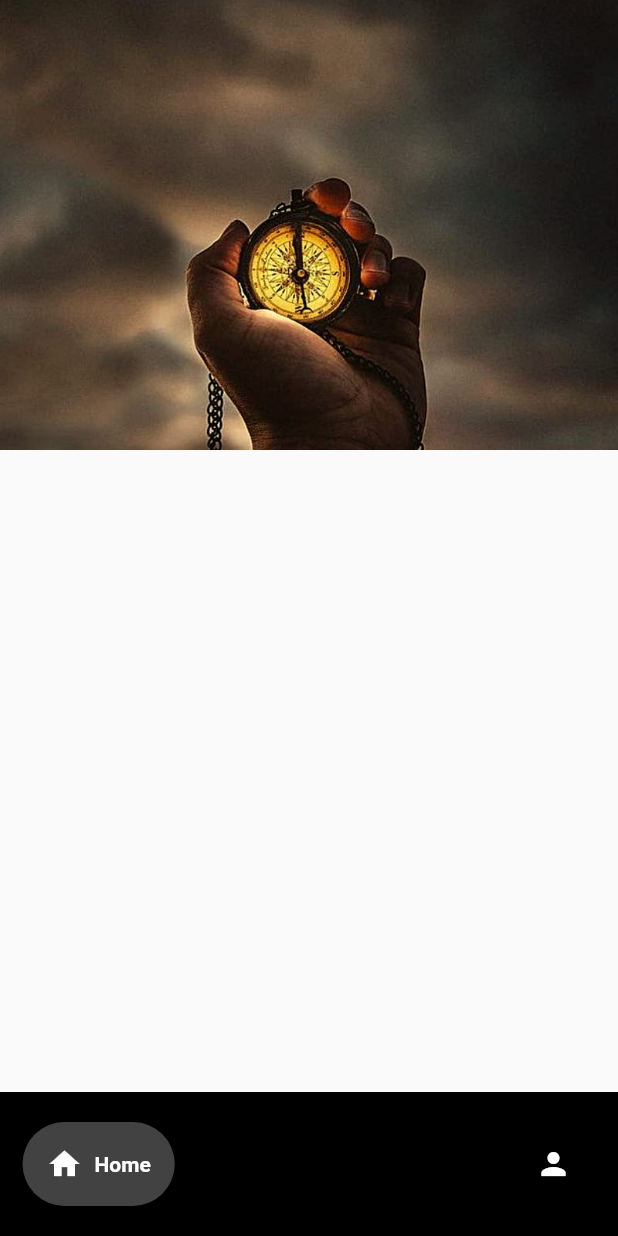
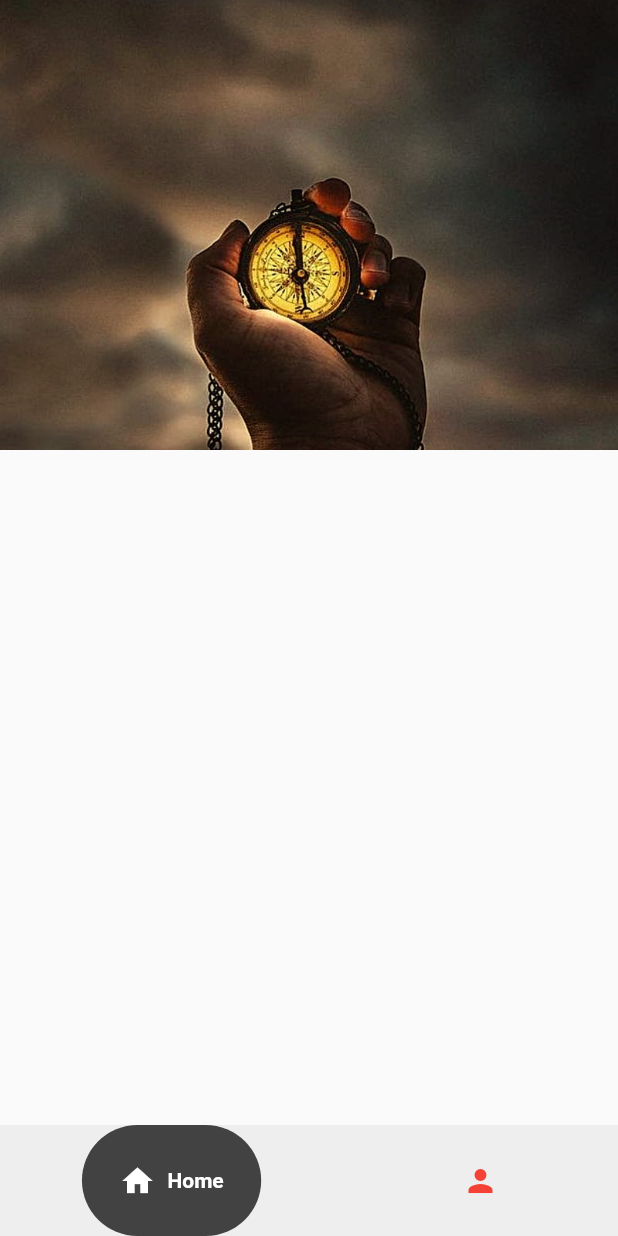
Before and after one commit to Memento-Coding/Stay, a Flutter app: the screen it shows after launch, on a phone screen of 412 x 824 dp. Run offline on Flutter 3.47's test engine with Material 2 defaults, Android fonts, the phone set to English and light mode, and no system bars; drawn by our look-alikes of google_nav_bar; our stand-ins replace card_swiper, flutter_rating_bar, flutter_secure_storage, line_awesome_flutter; accounts and stored records are empty; network calls fail.

Commit message:
Paso de argumentos y edicion de homebar
Paso de argumentos en place.dart y actualizacion de home bar

```diff
--- a/lib/router/stay_router.dart
+++ b/lib/router/stay_router.dart
@@ -26,7 +26,7 @@ class AppRoutes {
       "/update": (BuildContext context) => const UpdateProfile(),
       "/login": (BuildContext context) => const Inicio(),
       "/register": (BuildContext context) => const Register(),
-      "/place": (BuildContext context) => const Place(),
+      "/place": (BuildContext context) => Place(),
     });
     for (final ruta in rutas) {
       appRoutes.addAll({
--- a/lib/views/HomeBar.dart
+++ b/lib/views/HomeBar.dart
@@ -23,16 +23,14 @@ class _HomeBarState extends State<HomeBar> {
     return Scaffold(
       body: AppRoutes(index: _selectedIndex).miPages(),
       bottomNavigationBar: Container(
-        color: Colors.black,
-        child: Padding(
-          padding: const EdgeInsets.symmetric(horizontal: 15.0,vertical: 20),
+        color: Colors.grey[200],
         child: GNav(
-            backgroundColor: Colors.black,
-            color: Colors.white,
+          backgroundColor: Colors.transparent,
+          color: Colors.red,
           activeColor: Colors.white,
           tabBackgroundColor: Colors.grey.shade800,
           gap: 8,
-            padding: const EdgeInsets.all(16),
+          mainAxisAlignment: MainAxisAlignment.spaceAround,
           tabs: const [
             GButton(icon: Icons.home,text: 'Home',),
             //GButton(icon: Icons.favorite_border,text: 'Like',),
@@ -43,7 +41,6 @@ class _HomeBarState extends State<HomeBar> {
           },
         ),
       ),
-      ),
     );
   }
 }
```
Also changed, not shown: lib/views/Place.dart (+35 -16 lines), lib/views/login.dart (+0 -80 lines). Lines whose indentation alone changed are shown as unchanged.
